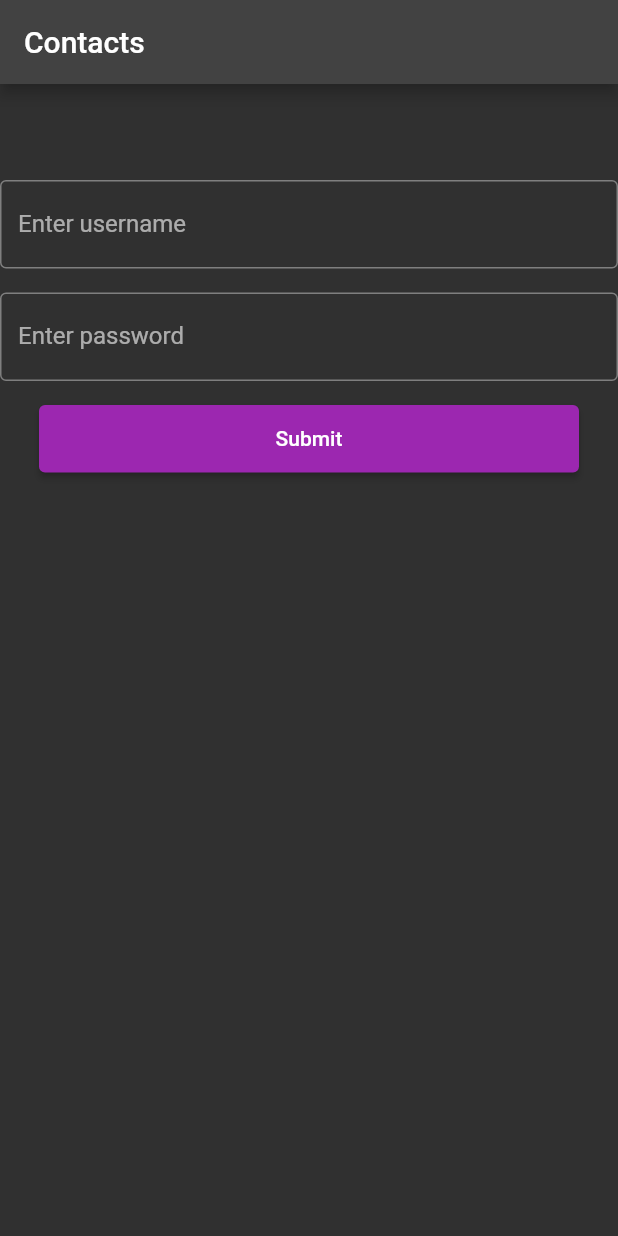
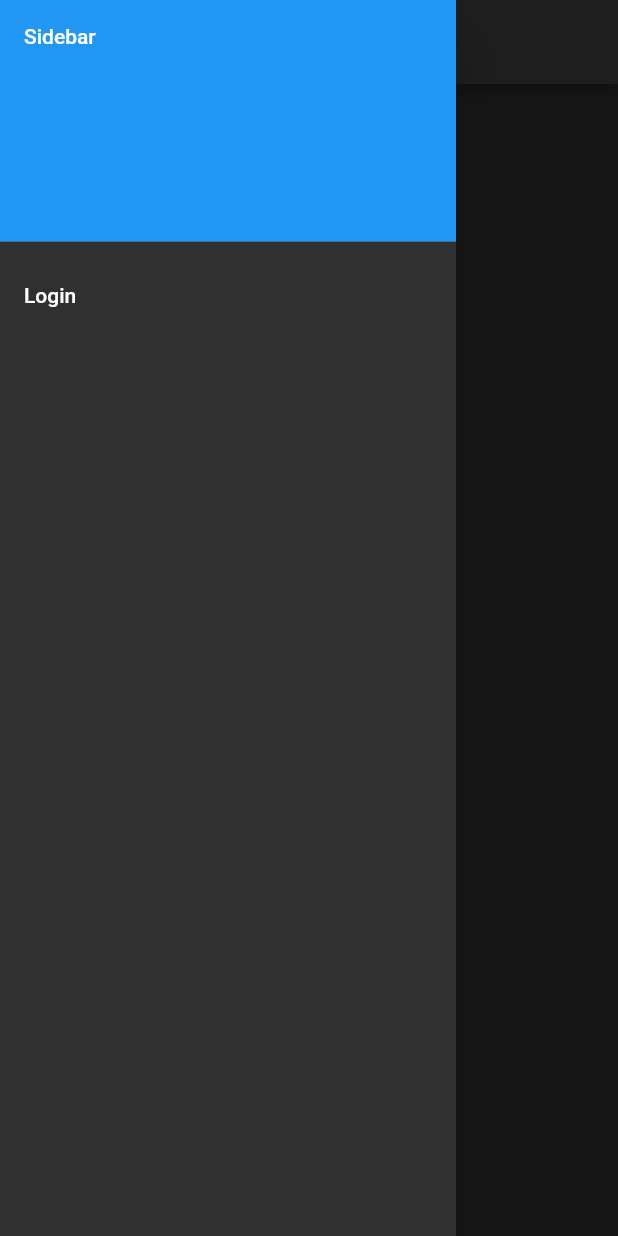
Before and after one commit to Kyusans/app-contact, a Flutter app: the screen it shows after launch, with the side drawer open (before the commit the screen has no drawer), on a phone screen of 412 x 824 dp. Run offline on Flutter 3.47's test engine with Material 2 defaults, Android fonts, the phone set to English and light mode, and no system bars.

Commit message:
main.dart revised, added sidebar  and login script

```diff
--- a/lib/main.dart
+++ b/lib/main.dart
@@ -1,66 +1,41 @@
-import 'dart:html';
-import 'dart:math';
-
+import 'package:contact_app/nav_bar.dart';
 import 'package:flutter/material.dart';
 
 void main() {
-	ThemeData darkTheme = ThemeData(
-		primarySwatch: Colors.purple,
-		brightness: Brightness.dark,
-	);
 
-	runApp(MaterialApp(
-		theme: darkTheme,
-		home: Scaffold(
-			appBar: AppBar(
-				title: const Text("Contacts"),
-			),
-			body: Form(
-				child: Padding(
-					padding: const EdgeInsets.only(top: 64),
-					child: Column(
-						children: [
-							TextFormField(
-								decoration: const InputDecoration(
-									border: OutlineInputBorder(),
-									labelText: "Enter username",
-								),
-								validator: (value) {
-									if(value == null || value.isEmpty){
-										return "This field is required";
-									}
-									return null;
-								},
-							),
-							const SizedBox(height: 16),
-							TextFormField(
-								decoration: const InputDecoration(
-									border: OutlineInputBorder(),
-									labelText: "Enter password",
-								),
-								validator: (value) {
-									if(value == null || value.isEmpty){
-										return "This field is required";
-									}
-									return null;
-								},
-							),
-							const SizedBox(height: 16),
-							SizedBox(
-								width: 360,
-								height: 45,
-								child: ElevatedButton(
-									onPressed: (){
+  runApp(const MyApp());
+}
 
-									},
-									child: const Text("Submit"),
-								),
-							)
-						]
-					),
+class MyApp extends StatelessWidget {
+  const MyApp({super.key});
 
-				),
-			),
-  		)
-	));
+  @override
+  Widget build(BuildContext context) {
+    ThemeData darkTheme = ThemeData(
+        brightness: Brightness.dark);
+    return MaterialApp(
+      theme: darkTheme,
+      home: const Home(),
+    );
+  }
 }
+
+class Home extends StatefulWidget {
+  const Home({super.key});
+
+  @override
+  State<Home> createState() => _HomeState();
+}
+
+class _HomeState extends State<Home> {
+  @override
+  Widget build(BuildContext context) {
+    return Scaffold(
+      appBar: AppBar(
+        title: const Text("Home"),
+        centerTitle: true,
+      ),
+      drawer: const Navbar(),
+    );
+  }
+}
--- /dev/null
+++ b/lib/nav_bar.dart
@@ -0,0 +1,28 @@
+import 'package:contact_app/Login.dart';
+import 'package:flutter/material.dart';
+
+class Navbar extends StatelessWidget {
+  const Navbar({super.key});
+
+  @override
+  Widget build(BuildContext context) {
+    return Drawer(
+        child: ListView(
+      children: [
+        const DrawerHeader(
+          decoration: BoxDecoration(
+            color: Colors.blue,
+          ),
+          child: Text("Sidebar"),
+        ),
+        ListTile(
+          title: const Text("Login"),
+          onTap: () {
+            Navigator.push(context,
+                MaterialPageRoute(builder: (context) => const Login()));
+          },
+        ),
+      ],
+    ));
+  }
+}
```
Also changed, not shown: lib/Login.dart (added, +97 -0 lines), lib/Signup.dart (added).
